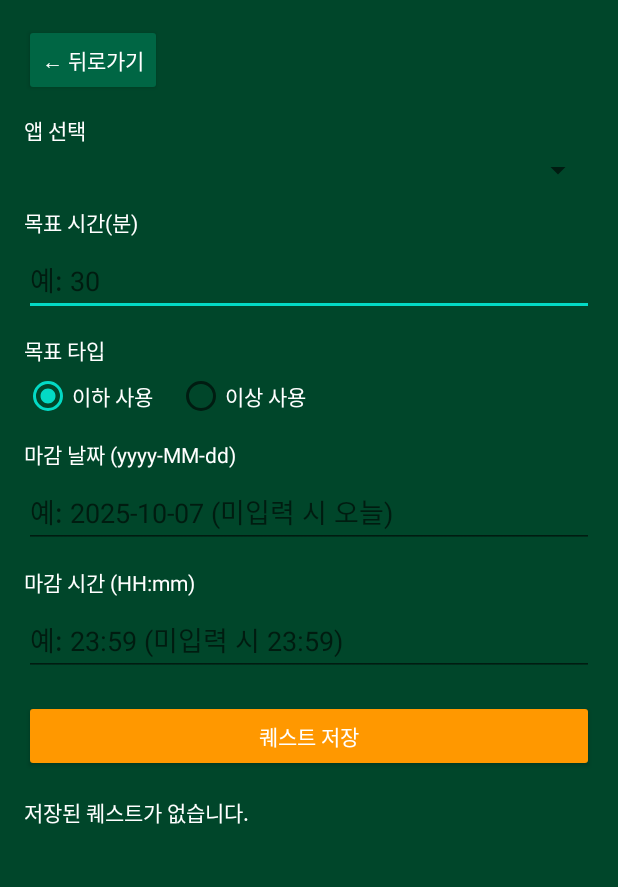
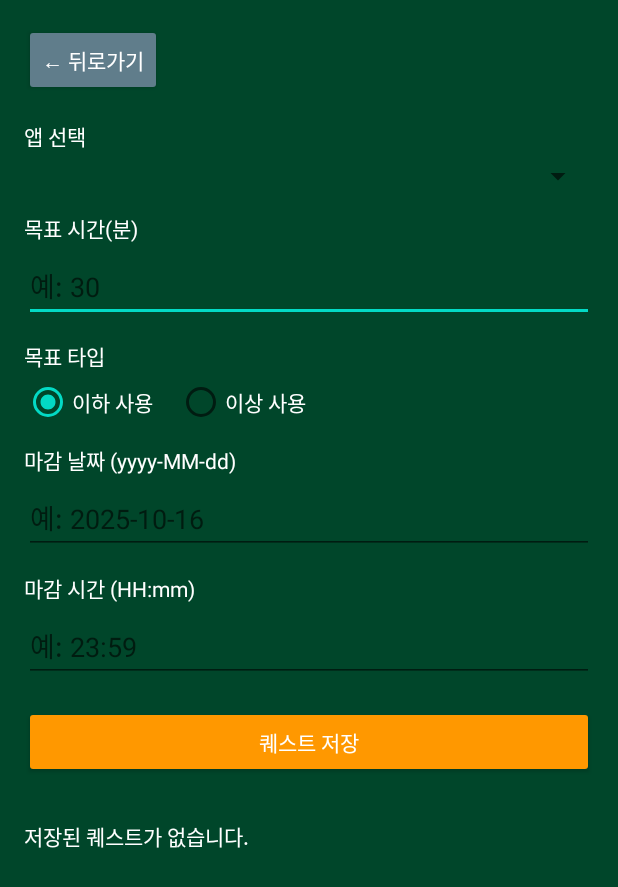
Before and after one commit to innoxo/TEAM-GRAD, an Android app built with Jetpack Compose: the QuestActivity screen opened directly, with no data from a screen before it, on a phone screen of 412 x 824 dp. Shown: the top 887 px of the screen. Run offline under Robolectric (Android 15) with nearby library versions, the light colour scheme and no system bars.

Commit message:
퀘스트

```diff
--- a/apptracker/app/src/main/java/com/example/apptracker/QuestActivity.kt
+++ b/apptracker/app/src/main/java/com/example/apptracker/QuestActivity.kt
@@ -36,10 +36,8 @@ class QuestActivity : AppCompatActivity() {
         val btnSave = findViewById<Button>(R.id.btnSaveQuest)
         val btnBack = findViewById<Button>(R.id.btn_back)
 
-        // 🔙 뒤로가기 버튼 (단순 종료)
-        btnBack.setOnClickListener {
-            finish()
-        }
+        // 🔙 뒤로가기 버튼
+        btnBack.setOnClickListener { finish() }
 
         @Suppress("UNCHECKED_CAST")
         usageData = intent.getSerializableExtra("usageData") as? HashMap<String, Int>
@@ -58,8 +56,8 @@ class QuestActivity : AppCompatActivity() {
                 return@setOnClickListener
             }
 
-            val selectedPkg = usedApps[selectedIndex]   // ✅ 패키지명
-            val appName = appNames[selectedIndex]       // ✅ 앱 이름
+            val selectedPkg = usedApps[selectedIndex]
+            val appName = appNames[selectedIndex]
             val targetMinutes = etTargetMinutes.text.toString().toIntOrNull() ?: 0
             val goalType =
                 if (rgGoalType.checkedRadioButtonId == R.id.rbBelow) "이하 사용" else "이상 사용"
@@ -76,7 +74,12 @@ class QuestActivity : AppCompatActivity() {
             val quest = QuestItem(appName, selectedPkg, targetMinutes, goalType, deadlineDate, deadlineTime)
             saveQuest(quest)
             Toast.makeText(this, "'$appName' 퀘스트가 저장되었습니다!", Toast.LENGTH_SHORT).show()
-            updateQuestList()
+
+            // ✅ 강제 UI 갱신 (저장 직후 반영)
+            CoroutineScope(Dispatchers.Main).launch {
+                delay(100L)
+                updateQuestList()
+            }
         }
 
         updateQuestList()
@@ -103,7 +106,7 @@ class QuestActivity : AppCompatActivity() {
         }
     }
 
-    /** ✅ 실제 앱 사용 데이터 실시간 가져오기 */
+    /** ✅ 실시간 앱 사용 데이터 가져오기 */
     private fun getRealtimeUsageData(): Map<String, Int> {
         val usageStatsManager = getSystemService(Context.USAGE_STATS_SERVICE) as UsageStatsManager
         val end = System.currentTimeMillis()
@@ -193,7 +196,7 @@ class QuestActivity : AppCompatActivity() {
         prefs.edit().putString("quests_json", arr.toString()).apply()
     }
 
-    /** ✅ 실시간 사용량 업데이트 + 판정 */
+    /** ✅ 퀘스트 상태 업데이트 및 표시 */
     private fun updateQuestList() {
         val quests = loadQuests()
         questContainer.removeAllViews()
--- a/apptracker/app/src/main/res/layout/activity_quest.xml
+++ b/apptracker/app/src/main/res/layout/activity_quest.xml
@@ -1,9 +1,14 @@
 <?xml version="1.0" encoding="utf-8"?>
-<LinearLayout xmlns:android="http://schemas.android.com/apk/res/android"
-    android:id="@+id/layout_quest"
+<androidx.core.widget.NestedScrollView xmlns:android="http://schemas.android.com/apk/res/android"
+    xmlns:tools="http://schemas.android.com/tools"
     android:layout_width="match_parent"
     android:layout_height="match_parent"
     android:background="#00462A"
+    tools:context=".QuestActivity">
+
+    <LinearLayout
+        android:layout_width="match_parent"
+        android:layout_height="wrap_content"
         android:orientation="vertical"
         android:padding="16dp">
 
@@ -13,12 +18,11 @@
             android:layout_width="wrap_content"
             android:layout_height="wrap_content"
             android:text="← 뒤로가기"
-        android:backgroundTint="#006644"
+            android:backgroundTint="#607D8B"
             android:textColor="#FFFFFF"
-        android:layout_marginBottom="12dp"
-        android:layout_gravity="start" />
+            android:layout_marginBottom="16dp" />
 
-    <!-- 앱 선택 스피너 -->
+        <!-- 앱 선택 -->
         <TextView
             android:layout_width="match_parent"
             android:layout_height="wrap_content"
@@ -31,10 +35,9 @@
             android:id="@+id/spinnerAppList"
             android:layout_width="match_parent"
             android:layout_height="wrap_content"
-        android:spinnerMode="dropdown"
             android:layout_marginBottom="12dp" />
 
-    <!-- 목표 시간(분) -->
+        <!-- 목표 시간 -->
         <TextView
             android:layout_width="match_parent"
             android:layout_height="wrap_content"
@@ -84,7 +87,7 @@
                 android:layout_marginStart="16dp" />
         </RadioGroup>
 
-    <!-- 마감일/시간 -->
+        <!-- 마감일 -->
         <TextView
             android:layout_width="match_parent"
             android:layout_height="wrap_content"
@@ -97,7 +100,7 @@
             android:id="@+id/etDeadlineDate"
             android:layout_width="match_parent"
             android:layout_height="wrap_content"
-        android:hint="예: 2025-10-07 (미입력 시 오늘)"
+            android:hint="예: 2025-10-16"
             android:inputType="date"
             android:layout_marginBottom="12dp" />
 
@@ -113,7 +116,7 @@
             android:id="@+id/etDeadlineTime"
             android:layout_width="match_parent"
             android:layout_height="wrap_content"
-        android:hint="예: 23:59 (미입력 시 23:59)"
+            android:hint="예: 23:59"
             android:inputType="time"
             android:layout_marginBottom="16dp" />
 
@@ -128,16 +131,12 @@
             android:layout_marginBottom="16dp" />
 
         <!-- 퀘스트 리스트 -->
-    <ScrollView
-        android:layout_width="match_parent"
-        android:layout_height="0dp"
-        android:layout_weight="1">
-
         <LinearLayout
             android:id="@+id/questContainer"
             android:layout_width="match_parent"
             android:layout_height="wrap_content"
-            android:orientation="vertical" />
-    </ScrollView>
+            android:orientation="vertical"
+            android:layout_marginTop="12dp" />
 
     </LinearLayout>
+</androidx.core.widget.NestedScrollView>
```
Lines whose indentation alone changed are shown as unchanged.
